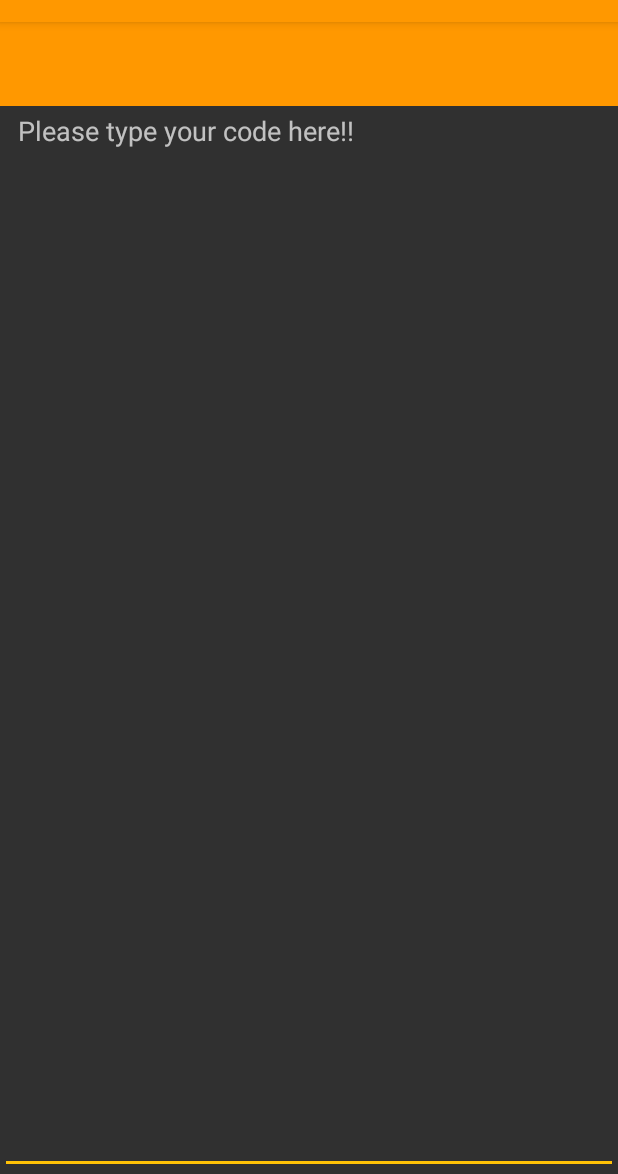
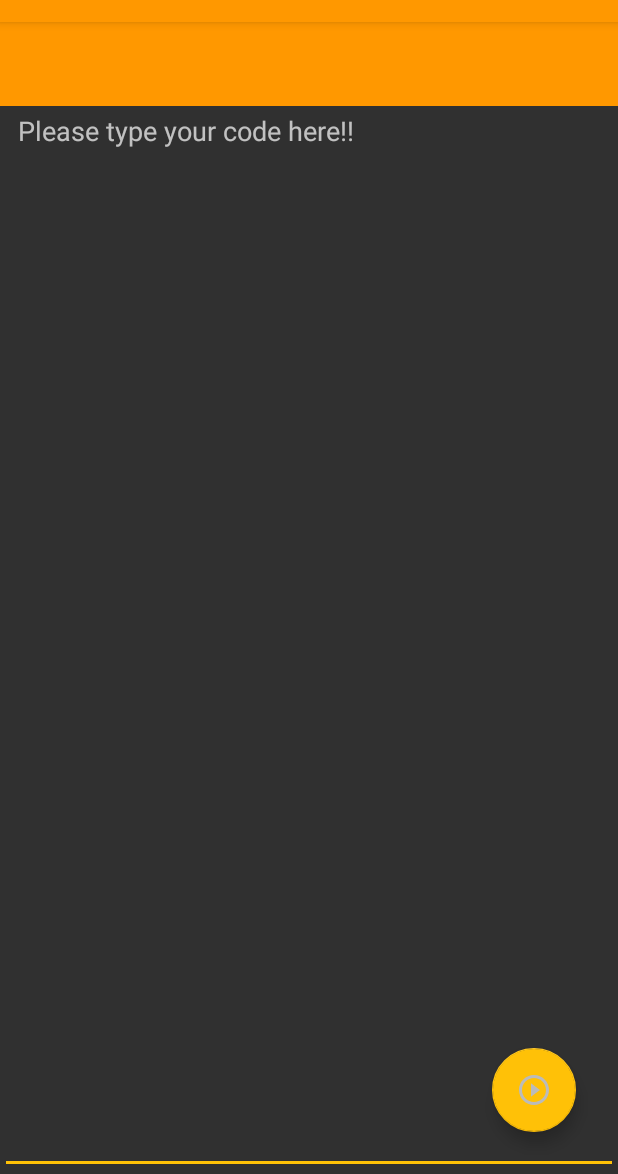
Before and after one commit to mayankmahavar111/Drioditor, an Android app: the EditCodeActivity screen opened directly, with no data from a screen before it, on a phone screen of 412 x 824 dp, the part 62-1236 px from its top. Run offline under Robolectric (Android 15) with nearby library versions, the light colour scheme and no system bars; our stand-ins replace Room's generated code; 1 statement that could not run was skipped.

Commit message:
Revert "Update Drioditor/app/src/main/res/layout/activity_edit_code.xml"
This reverts commit 8777ed3cca5b3ee8ee7a7dfbca39cc01bbdf855b.

```diff
--- a/Drioditor/app/src/main/res/layout/activity_edit_code.xml
+++ b/Drioditor/app/src/main/res/layout/activity_edit_code.xml
@@ -32,4 +32,15 @@
             android:paddingTop="4dp"
             />
 
+        <android.support.design.widget.FloatingActionButton
+            android:id="@+id/fab"
+            android:layout_width="wrap_content"
+            android:layout_height="wrap_content"
+            android:layout_alignParentEnd="true"
+            android:layout_alignParentBottom="true"
+            android:layout_gravity="bottom|end"
+            android:layout_marginEnd="28dp"
+            android:layout_marginBottom="28dp"
+            android:src="@drawable/ic_play_circle_outline_black_24dp" />
+
 </RelativeLayout>
```
